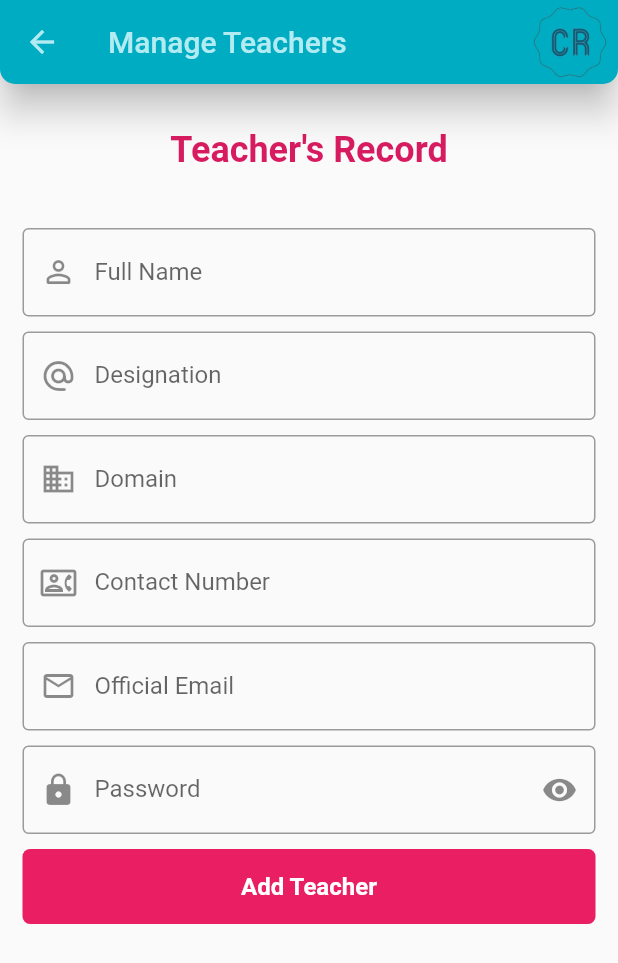
After one commit to AbdullahButt2611/CR_App, a Flutter app: the AddTeacher screen opened directly, on a phone screen of 412 x 824 dp. The commit adds this screen. Shown: the top 963 px of the screen. Run offline on Flutter 3.47's test engine with Material 2 defaults, Android fonts, the phone set to English and light mode, and no system bars; our stand-ins replace awesome_dialog, firebase_auth, firebase_core, firebase_database, flutter_spinkit, fluttertoast and 1 more; accounts and stored records are empty; network calls fail.

Commit message:
Teacher Added

```diff
--- /dev/null
+++ b/cr_app/lib/add_teacher.dart
@@ -0,0 +1,370 @@
+// ignore_for_file: prefer_const_constructors
+
+import 'package:firebase_database/firebase_database.dart';
+import 'package:flutter/material.dart';
+import 'package:fluttertoast/fluttertoast.dart';
+
+class AddTeacher extends StatefulWidget{
+  const AddTeacher({super.key, required this.role, required this.id});
+
+  final String role;
+  final String id;
+
+
+  @override
+  State<StatefulWidget> createState() => _AddTeacherState();
+
+}
+
+class _AddTeacherState  extends State<AddTeacher>{
+
+  final _formfield = GlobalKey<FormState>();
+  final databaseRef = FirebaseDatabase.instance.ref('Teacher');
+
+  final emailController = TextEditingController();
+  final passController = TextEditingController();
+  final nameController = TextEditingController();
+  final designController = TextEditingController();
+  final domainController = TextEditingController();
+  final contactController = TextEditingController();
+
+  @override
+  Widget build(BuildContext context) {
+
+    bool passToggle = true;
+
+    return Scaffold(
+
+      appBar: AppBar(
+
+        foregroundColor: Colors.cyan.shade100,
+        title: const Text("Manage Teachers"),
+        elevation: 10,
+        backgroundColor: Colors.cyan.shade600,
+
+        actions: <Widget>[
+          Container(
+            child: Image.asset('assets/images/logo.png'),
+          ),
+        ],
+
+        shape: const RoundedRectangleBorder(
+
+          borderRadius: BorderRadius.only(
+            bottomLeft: Radius.circular(10),
+            bottomRight: Radius.circular(10),
+          )
+
+        ),
+
+      ),
+
+      body: Container(
+
+        width: double.infinity,
+        padding: EdgeInsets.only(
+          top: 30.0,
+          bottom: 10.0,
+          left: 15.0,
+          right: 15.0,
+        ),
+
+        child: Form(
+          key: _formfield,
+          child: SingleChildScrollView(
+            child: Column(
+              mainAxisAlignment: MainAxisAlignment.center,
+              crossAxisAlignment: CrossAxisAlignment.center,
+              children: [
+
+                Padding(
+                  padding: const EdgeInsets.only(bottom: 38.0),
+                  child: Text(
+                    "Teacher's Record",
+                    style: TextStyle(
+                      color: Colors.pink.shade600,
+                      fontWeight: FontWeight.w700,
+                      fontSize: 24.0,
+                    ),
+                  ),
+                ),
+
+                Padding(
+                  padding: const EdgeInsets.only(bottom: 10.0),
+                  child: TextFormField(
+                    controller: nameController,
+                    keyboardType: TextInputType.name,
+                    decoration: InputDecoration(
+                      label: Text("Full Name"),
+                      prefixIcon: Icon(Icons.person_outline_rounded),
+                      border: OutlineInputBorder(),
+                    ),
+
+                    autovalidateMode: AutovalidateMode.onUserInteraction,
+
+                    validator: (value){
+
+                      bool nameValid = RegExp(r'^[a-zA-Z]+([ ][a-zA-Z]+)?([ ][a-zA-Z]+)?$').hasMatch(value.toString());
+
+                      if(value!.isEmpty){
+                        return "Enter Your Full Name";
+                      }
+                      else if(!nameValid){
+                        return "Only alphabets and spaces are allowed";
+                      }
+
+                    },
+
+                  ),
+                ),
+
+                Padding(
+                  padding: const EdgeInsets.only(bottom: 10.0),
+                  child: TextFormField(
+                    controller: designController,
+                    keyboardType: TextInputType.name,
+                    decoration: InputDecoration(
+                      label: Text("Designation"),
+                      prefixIcon: Icon(Icons.alternate_email_rounded),
+                      border: OutlineInputBorder(),
+                    ),
+
+                    autovalidateMode: AutovalidateMode.onUserInteraction,
+
+                    validator: (value){
+
+                      bool nameValid = RegExp(r'^[a-zA-Z]+([ ][a-zA-Z]+)?([ ][a-zA-Z]+)?$').hasMatch(value.toString());
+
+                      if(value!.isEmpty){
+                        return "Enter Your Designation";
+                      }
+                      else if(!nameValid){
+                        return "Only alphabets and spaces are allowed";
+                      }
+
+                    },
+
+                  ),
+                ),
+
+                Padding(
+                  padding: const EdgeInsets.only(bottom: 10.0),
+                  child: TextFormField(
+                    controller: domainController,
+                    keyboardType: TextInputType.name,
+                    decoration: InputDecoration(
+                      label: Text("Domain"),
+                      prefixIcon: Icon(Icons.domain),
+                      border: OutlineInputBorder(),
+                    ),
+
+                    autovalidateMode: AutovalidateMode.onUserInteraction,
+
+                    validator: (value){
+
+                      bool nameValid = RegExp(r'^[a-zA-Z]+([ ][a-zA-Z]+)?([ ][a-zA-Z]+)?$').hasMatch(value.toString());
+
+                      if(value!.isEmpty){
+                        return "Enter Your Domain of Concern";
+                      }
+                      else if(!nameValid){
+                        return "Only alphabets and spaces are allowed";
+                      }
+
+                    },
+
+                  ),
+                ),
+
+                Padding(
+                  padding: const EdgeInsets.only(bottom: 10.0),
+                  child: TextFormField(
+                    controller: contactController,
+                    keyboardType: TextInputType.number,
+                    decoration: InputDecoration(
+                      label: Text("Contact Number"),
+                      prefixIcon: Icon(Icons.contact_phone_outlined),
+                      border: OutlineInputBorder(),
+                    ),
+
+                    autovalidateMode: AutovalidateMode.onUserInteraction,
+
+                    validator: (value){
+
+                      bool regValid = RegExp(r'^\d{11}$').hasMatch(value.toString());
+
+                      if(value!.isEmpty){
+                        return "Enter Your Contact Number";
+                      }
+                      else if(!regValid){
+                        return "Contact should be 11 Digits Long";
+                      }
+
+                    },
+                  ),
+                ),
+
+                Padding(
+                  padding: const EdgeInsets.only(bottom: 10.0),
+                  child: TextFormField(
+                    controller: emailController,
+                    autovalidateMode: AutovalidateMode.onUserInteraction,
+
+                    validator: (value){
+
+                      bool emailValid = RegExp(r"^\w+@uet\.com$").hasMatch(value.toString());
+
+                      if(value!.isEmpty){
+                        return "Enter Email";
+                      }
+                      else if(!emailValid){
+                        return "Patten: abc123@uet.com";
+                      }
+
+                    },
+
+                    // controller: controller.email,
+                    keyboardType: TextInputType.emailAddress,
+                    decoration: InputDecoration(
+                      label: Text("Official Email"),
+                      prefixIcon: Icon(Icons.email_outlined),
+                      border: OutlineInputBorder(),
+                    ),
+                  ),
+                ),
+
+                Padding(
+                  padding: const EdgeInsets.only(bottom: 10.0),
+                  child: TextFormField(
+
+                    controller: passController,
+                    autovalidateMode: AutovalidateMode.onUserInteraction,
+                    validator: (value){
+
+                      if(value!.isEmpty){
+                        return "Enter Password";
+                      }
+                      else if(passController.text.length < 6){
+                        return "Aleast 6 Characters Required";
+                      }
+
+                    },
+
+                    // controller: controller.password,
+                    keyboardType: TextInputType.emailAddress,
+                    obscureText: passToggle,                            // For Toggling the Hide Password
+
+                    decoration: InputDecoration(
+                      labelText: "Password",
+                      border: OutlineInputBorder(),
+                      prefixIcon: Icon(Icons.lock),
+                      suffixIcon: InkWell(
+                        onTap: () {
+                          setState(() {
+                            passToggle = !passToggle;
+                          });
+                        },
+                        child: Icon(
+                          passToggle ? Icons.visibility : Icons.visibility_off,
+                        ),
+                      ),
+                    ),
+
+
+                  ),
+                ),
+
+
+                InkWell(
+                  onTap: () {
+
+                    if(_formfield.currentState!.validate()){
+
+                      String idAssigned = DateTime.now().millisecondsSinceEpoch.toString();
+                      databaseRef.child(idAssigned).set({
+                        'id': idAssigned,
+                        'fullName': nameController.text.trim(),
+                        'designation': designController.text.trim(),
+                        'domain': domainController.text.trim(),
+                        'contact': contactController.text.trim(),
+                        'email': emailController.text.trim(),
+                        'password': passController.text.trim(),
+                      }).then((value){
+
+                        Fluttertoast.showToast(
+                          msg: "Teacher Added Successfully",
+                          toastLength: Toast.LENGTH_SHORT,
+                          gravity: ToastGravity.CENTER,
+                          timeInSecForIosWeb: 1,
+                          backgroundColor: Colors.cyan.shade500,
+                          textColor: Colors.white,
+                          fontSize: 16.0,
+                        );
+
+                        nameController.clear();
+                        designController.clear();
+                        domainController.clear();
+                        contactController.clear();
+                        emailController.clear();
+                        passController.clear();
+
+                        Navigator.of(context).pop();
+
+                      }).onError((error, stackTrace){
+                        Fluttertoast.showToast(
+                          msg: error.toString(),
+                          toastLength: Toast.LENGTH_SHORT,
+                          gravity: ToastGravity.TOP,
+                          timeInSecForIosWeb: 1,
+                          backgroundColor: Colors.red.shade900,
+                          textColor: Colors.white,
+                          fontSize: 16.0,
+                        );
+                      });
+                    }
+                    else{
+                      Fluttertoast.showToast(
+                        msg: "Check Your Inputs and Try Again",
+                        toastLength: Toast.LENGTH_SHORT,
+                        gravity: ToastGravity.TOP,
+                        timeInSecForIosWeb: 1,
+                        backgroundColor: Colors.red.shade900,
+                        textColor: Colors.white,
+                        fontSize: 16.0,
+                      );
+                    }
+
+                  },
+
+                  child: Container(
+                    width: double.infinity,
+                    height: 50.0,
+                    alignment: Alignment.center,
+                    decoration: BoxDecoration(
+                      color: Colors.pink.shade500,
+                      borderRadius: BorderRadius.circular(5.0),
+                    ),
+                    child: Text(
+                      "Add Teacher",
+                      textAlign: TextAlign.center,
+                      style: TextStyle(
+                        color: Colors.white,
+                        fontSize: 16.0,
+                        fontWeight: FontWeight.bold,
+                      ),
+                    ),
+                  ),
+                ),
+
+            ],
+            ),
+          ),
+        ),
+
+      ),
+
+
+    );
+  }
+
+}
```
Also changed, not shown: cr_app/lib/manage_teachers.dart (added, +68 -0 lines), cr_app/lib/navigation_drawer.dart (+45 -1 lines).
